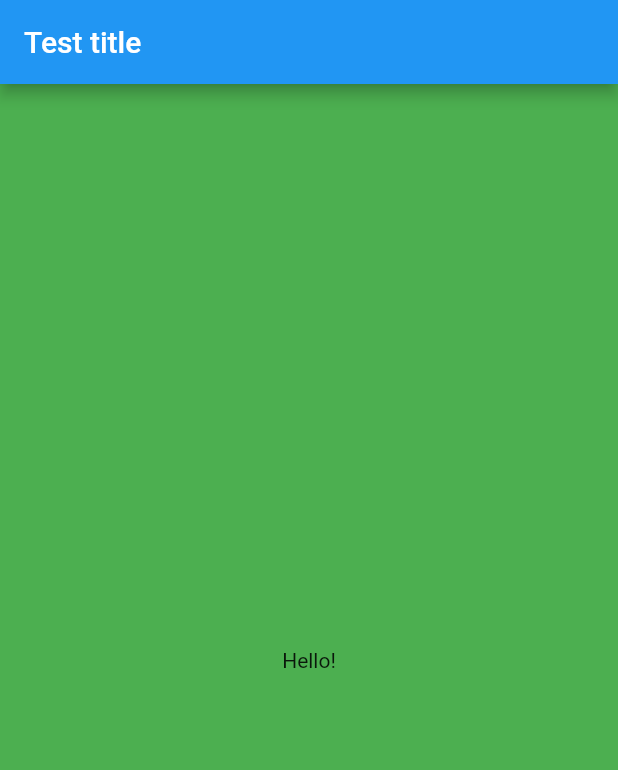
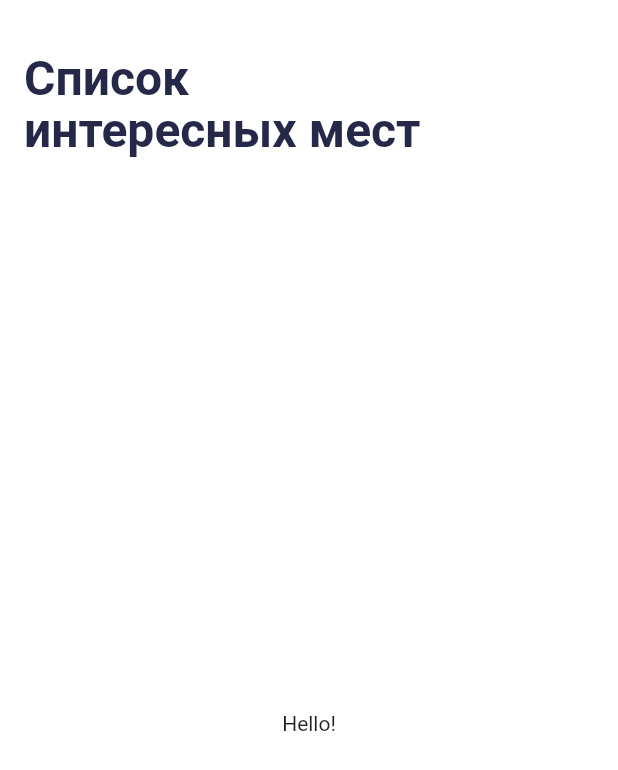
Before and after one commit to bxmeta/places, a Flutter app: the screen it shows after launch, on a phone screen of 412 x 824 dp. Shown: the top 770 px of the screen. Run offline on Flutter 3.47's test engine with Material 2 defaults, Android fonts, the phone set to English and light mode, and no system bars.

Commit message:
Домашка 4.4.1

```diff
--- a/lib/ui/screen/sight_list_screen.dart
+++ b/lib/ui/screen/sight_list_screen.dart
@@ -14,12 +14,25 @@ class _SightListScreenState extends State<SightListScreen> {
     return Scaffold (
       resizeToAvoidBottomInset: false,
       appBar: AppBar(
-        title: const Text('Test title'),
+        toolbarHeight: 140,
+        title: const Text(
+            'Список \nинтересных мест',
+            textAlign: TextAlign.left,
+            maxLines: 2,
+            style: TextStyle(
+              color: Color.fromRGBO(37, 40, 73, 1),
+              fontSize: 32,
+              height: 1.1,
+              fontWeight: FontWeight.bold,
+            ),
+        ),
+        backgroundColor: Colors.white,
+        elevation: 0,
       ),
       body: const Center(
           child: Text('Hello!'),
       ),
-      backgroundColor: Colors.green,
+      backgroundColor: Colors.white,
     );
   }
 }
```
Also changed, not shown: 1 other file.
